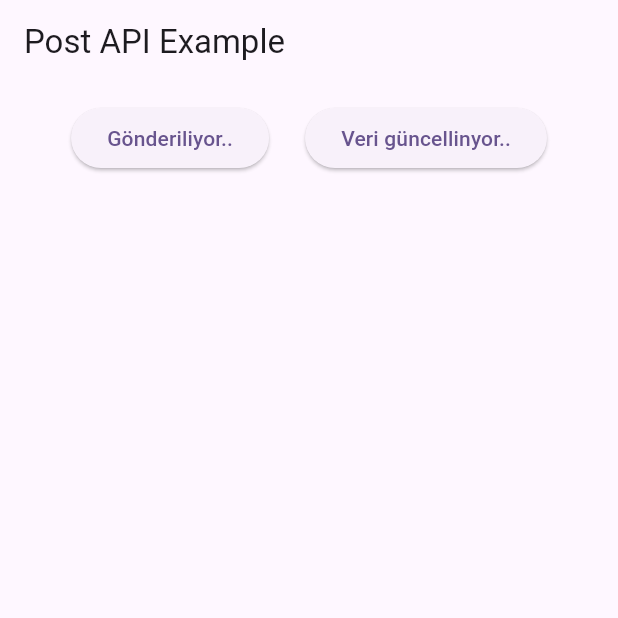
After one commit to turanulupinar/rest_api_example, a Flutter app: the screen it shows after launch, after a tap on "Gönder", after a tap on "Veri güncellinyor..", on a phone screen of 412 x 824 dp, the top half of it. The commit adds this screen. Run offline on Flutter 3.47's test engine with Material 3 defaults, Android fonts, the phone set to English and light mode, and no system bars; network calls fail.

Commit message:
Crud işlemleri

```diff
--- a/lib/constant/service_constants.dart
+++ b/lib/constant/service_constants.dart
@@ -2,7 +2,7 @@ class ServiseContants {
   static const String baseUrl = "https://jsonplaceholder.typicode.com/";
   static const String users = "users";
   static const String photos = "photos?_start=0&_limit=15";
-
+  static const String post = "posts";
   //TODO
   static const String posts = "posts?_start=0&_limit=10";
   static const String albums = "albums?_start=0&_limit=10";
--- a/lib/main.dart
+++ b/lib/main.dart
@@ -1,6 +1,8 @@
 import 'package:flutter/material.dart';
 
 import 'page/album_page/album_view.dart';
+import 'page/photos_page/photos_page.dart';
+import 'page/post_page/post_page.dart';
 import 'page/todos_page/post_page.dart';
 
 void main() {
@@ -18,7 +20,7 @@ class MyApp extends StatelessWidget {
         colorScheme: ColorScheme.fromSeed(seedColor: Colors.deepPurple),
         useMaterial3: true,
       ),
-      home: const AlbumPage(),
+      home: const PostPage(),
     );
   }
 }
--- a/lib/page/photos_page/photos_page.dart
+++ b/lib/page/photos_page/photos_page.dart
@@ -1,5 +1,4 @@
 import 'dart:convert';
-
 
 import 'package:flutter/material.dart';
 import 'package:rest_api_example/constant/service_constants.dart';
@@ -59,7 +58,7 @@ class _PhotosPageState extends State<PhotosPage> {
             onPressed: () async {
               await getPhotoData();
             },
-            label: const Text("Get Photos")),
+            label: const Text("Get Data")),
         Expanded(
             child: ListView.builder(
                 itemCount: photoList.length,
--- /dev/null
+++ b/lib/page/post_page/models/request_post_model.dart
@@ -0,0 +1,21 @@
+class RequestPostModel {
+  String? title;
+  String? body;
+  int? userId;
+
+  RequestPostModel({this.title, this.body, this.userId});
+
+  RequestPostModel.fromJson(Map<String, dynamic> json) {
+    title = json['title'];
+    body = json['body'];
+    userId = json['userId'];
+  }
+
+  Map<String, dynamic> toJson() {
+    final Map<String, dynamic> data = <String, dynamic>{};
+    data['title'] = title;
+    data['body'] = body;
+    data['userId'] = userId;
+    return data;
+  }
+}
--- /dev/null
+++ b/lib/page/post_page/models/response_post_model.dart
@@ -0,0 +1,49 @@
+class ResponsePostModel {
+  bool? success;
+  String? errorMessage;
+  String? title;
+  String? body;
+  int? userId;
+  int? id;
+
+  ResponsePostModel({this.success,this.errorMessage, this.title, this.body, this.userId, this.id,});
+
+  ResponsePostModel.fromJson(Map<String, dynamic> json) {
+    title = json['title'];
+    body = json['body'];
+    userId = json['userId'];
+    id = json["id"];
+  }
+
+  Map<String, dynamic> toJson() {
+    final Map<String, dynamic> data = <String, dynamic>{};
+    data['title'] = title;
+    data['body'] = body;
+    data['userId'] = userId;
+    data['id'] = id;
+    return data;
+  }
+
+  @override
+  String toString() {
+    return 'ResponsePostModel(success: $success, errorMessage: $errorMessage, title: $title, body: $body, userId: $userId, id: $id)';
+  }
+
+  ResponsePostModel copyWith({
+    bool? success,
+    String? errorMessage,
+    String? title,
+    String? body,
+    int? userId,
+    int? id,
+  }) {
+    return ResponsePostModel(
+      success: success ?? this.success,
+      errorMessage: errorMessage ?? this.errorMessage,
+      title: title ?? this.title,
+      body: body ?? this.body,
+      userId: userId ?? this.userId,
+      id: id ?? this.id,
+    );
+  }
+}
--- /dev/null
+++ b/lib/page/post_page/post_page.dart
@@ -0,0 +1,180 @@
+import 'dart:convert';
+import 'dart:developer';
+
+import 'package:flutter/material.dart';
+import 'package:rest_api_example/constant/service_constants.dart';
+import 'package:rest_api_example/page/post_page/models/request_post_model.dart';
+import 'package:rest_api_example/page/post_page/models/response_post_model.dart';
+import 'package:rest_api_example/page/todos_page/post_model.dart';
+import 'package:rest_api_example/service/base_service.dart';
+
+import 'post_page_view_model.dart';
+
+class PostPage extends StatefulWidget {
+  const PostPage({super.key});
+
+  @override
+  State<PostPage> createState() => _PostsPageViewState();
+}
+
+class _PostsPageViewState extends State<PostPage> {
+  List<PostsModel> userPostLists = [];
+  ResponsePostModel? myResponsePostModel;
+  final PostPageViewModel _viewModel = PostPageViewModel();
+  bool isLoading = false;
+
+  final myPostModel =
+      RequestPostModel(title: "Test1", body: "Test", userId: 123);
+
+  Future getPostsData() async {
+    setState(() {
+      isLoading = true;
+    });
+    myResponsePostModel = await _viewModel.postData(myPostModel);
+
+    setState(() {
+      isLoading = false;
+    });
+  }
+
+  Future updateData() async {
+    setState(() {
+      isLoading = true;
+    });
+    myResponsePostModel = await _viewModel.putData(myPostModel);
+    log(myResponsePostModel.toString());
+    setState(() {
+      isLoading = false;
+    });
+  }
+
+  @override
+  Widget build(BuildContext context) {
+    return Scaffold(
+      appBar: AppBar(
+        centerTitle: false,
+        title: const Text("Post API Example"),
+      ),
+      body: Column(
+        mainAxisAlignment: MainAxisAlignment.start,
+        crossAxisAlignment: CrossAxisAlignment.stretch,
+        children: [
+          Row(
+            mainAxisAlignment: MainAxisAlignment.center,
+            children: [
+              Padding(
+                padding: const EdgeInsets.all(12.0),
+                child: ElevatedButton(
+                  onPressed: () async {
+                    await getPostsData();
+                  },
+                  child: isLoading
+                      ? const Text("Gönderiliyor..")
+                      : const Text("Gönder"),
+                ),
+              ),
+              Padding(
+                padding: const EdgeInsets.all(12.0),
+                child: ElevatedButton(
+                  onPressed: () async {
+                    await updateData();
+                  },
+                  child: isLoading
+                      ? const Text("Veri güncellinyor..")
+                      : const Text("Güncelle"),
+                ),
+              ),
+            ],
+          ),
+          Expanded(
+            child: SingleChildScrollView(
+              child: Column(
+                children: [
+                  if (myResponsePostModel?.success == false)
+                    Padding(
+                      padding: const EdgeInsets.all(8.0),
+                      child: Text(
+                          myResponsePostModel?.errorMessage.toString() ??
+                              "null"),
+                    ),
+                  ListTile(
+                    onTap: () async {
+                      final result = await _viewModel.postDelete(1);
+                      // ignore: use_build_context_synchronously
+                      ScaffoldMessenger.of(context)
+                          .showSnackBar(SnackBar(content: Text(result)));
+                    },
+                    leading: Text(myResponsePostModel?.id.toString() ?? ""),
+                    title: Text(myResponsePostModel?.title ?? ""),
+                    subtitle: Text(myResponsePostModel?.body ?? ""),
+                    trailing:
+                        Text(myResponsePostModel?.userId.toString() ?? ""),
+                  )
+                ],
+              ),
+            ),
+          )
+        ],
+      ),
+    );
+  }
+}
+
+class CustomCard extends StatelessWidget {
+  const CustomCard(
+      {super.key,
+      required this.circleId,
+      required this.subtitle,
+      required this.title});
+
+  final String circleId;
+  final String title;
+  final String subtitle;
+
+  @override
+  Widget build(BuildContext context) {
+    return Stack(
+      children: [
+        SizedBox(
+          width: 400,
+          child: Card(
+            color: Colors.black54,
+            child: Padding(
+              padding: const EdgeInsets.all(8.0),
+              child: Column(
+                  mainAxisAlignment: MainAxisAlignment.center,
+                  crossAxisAlignment: CrossAxisAlignment.start,
+                  children: [
+                    Text(
+                      softWrap: false,
+                      // ,
+                      title,
+                      style: Theme.of(context).textTheme.bodyMedium?.copyWith(
+                          fontWeight: FontWeight.bold,
+                          fontSize: 14,
+                          color: Colors.white),
+                      textAlign: TextAlign.start,
+                    ),
+                    Text(
+                      subtitle,
+                      style: const TextStyle(color: Colors.white70),
+                    )
+                  ]),
+            ),
+          ),
+        ),
+        Padding(
+          padding: const EdgeInsets.only(right: 16.0, top: 12),
+          child: Align(
+            alignment: Alignment.topRight,
+            child: CircleAvatar(
+              backgroundColor: Colors.white,
+              radius: 20,
+              child: Text(circleId),
+            ),
+          ),
+        ),
+      ],
+    );
+  }
+}
--- /dev/null
+++ b/lib/page/post_page/post_page_view_model.dart
@@ -0,0 +1,47 @@
+import 'dart:convert';
+import 'dart:developer';
+
+import 'package:rest_api_example/page/post_page/models/request_post_model.dart';
+
+import '../../constant/service_constants.dart';
+import '../../service/base_service.dart';
+import 'models/response_post_model.dart';
+
+class PostPageViewModel {
+  BaseService postsService = BaseService();
+  Future<ResponsePostModel?> postData(RequestPostModel model) async {
+    final result = await postsService.postData(
+        path: ServiseContants.post, body: jsonEncode(model.toJson()));
+
+    if (result.statusCode == 200 || result.statusCode == 201) {
+      return ResponsePostModel.fromJson(jsonDecode(result.body));
+    }
+    return ResponsePostModel(
+        success: false,
+        errorMessage: "Bağlantı sağlanamadı! Hata kodu: ${result.statusCode}");
+  }
+
+  Future<ResponsePostModel?> putData(RequestPostModel model) async {
+    final result = await postsService.postData(
+        path: ServiseContants.post, body: jsonEncode(model.toJson()));
+
+    if (result.statusCode == 200 || result.statusCode == 201) {
+      final res = ResponsePostModel.fromJson(jsonDecode(result.body));
+
+      return res.copyWith(success: true, errorMessage: null);
+    }
+    return ResponsePostModel(
+        success: false,
+        errorMessage: "Bağlantı sağlanamadı! Hata kodu: ${result.statusCode}");
+  }
+
+  Future<String> postDelete(dynamic id) async {
+    final result =
+        await postsService.deleteData(path: ServiseContants.posts, id: id);
+    log(result.body.toString());
+    if (result.statusCode == 200 || result.statusCode == 201) {
+      return "Veri başarı ile silindi!";
+    }
+    return "Veri silinemedi!";
+  }
+}
--- a/lib/service/base_service.dart
+++ b/lib/service/base_service.dart
@@ -2,10 +2,10 @@ import 'package:http/http.dart' as http;
 
 import 'package:rest_api_example/constant/service_constants.dart';
 
+// Get, Post, Put, Delete = CRUD { Create, Read, Update, Delete} işlemleri
 class BaseService {
-  // Verileri al
+  //API'den Verileri al
   Future<dynamic> getData(String path) async {
-    // https://jsonplaceholder.typicode.com/users
     final Uri url = Uri.parse(ServiseContants.baseUrl + path);
 
     final response = await http.get(url);
@@ -16,4 +16,32 @@ class BaseService {
     }
     return "Bağlantı Sağlanamadı! Response Status Code: ${response.statusCode}";
   }
+
+// API'ye Veri Gönder
+  Future<http.Response> postData(
+      {required String path, required dynamic body}) async {
+    final response = await http.post(Uri.parse(ServiseContants.baseUrl + path),
+        headers: postHeader, body: body);
+    return response;
+  }
+
+  Map<String, String> postHeader = {
+    'Content-type': 'application/json; charset=UTF-8',
+  };
+
+// API'deki bir bir veriyi güncelleme
+  Future<http.Response> putData(
+      {required String path, required dynamic body}) async {
+    final response = await http.put(Uri.parse(ServiseContants.baseUrl + path),
+        headers: postHeader, body: body);
+    return response;
+  }
+
+  // API'deki bir veriyi silme işlemi
+  Future<http.Response> deleteData({required String path, required id}) async {
+    final response = await http.delete(
+      Uri.parse("${ServiseContants.baseUrl}$path/$id"),
+    );
+    return response;
+  }
 }
```
Also changed, not shown: lib/page/todos_page/post_page.dart (+32 -10 lines).
